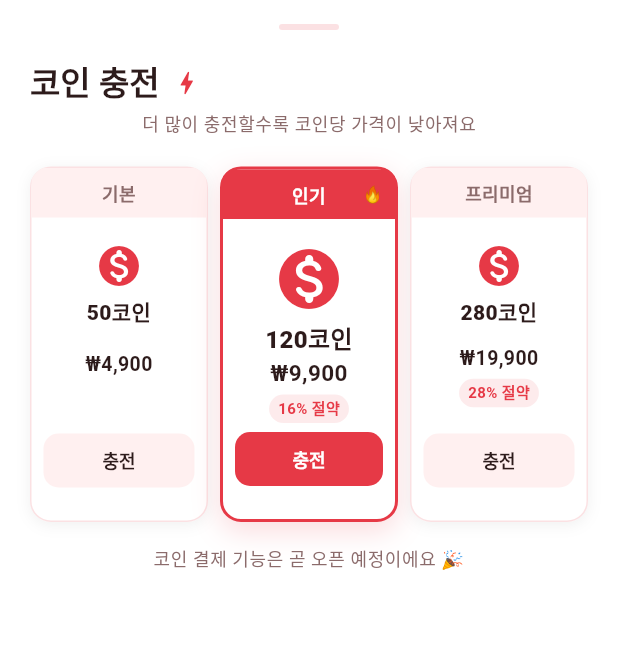
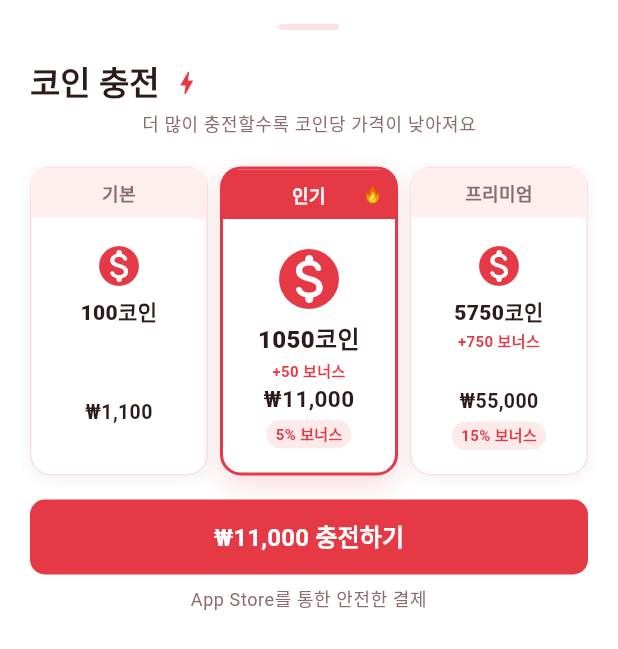
Before and after one commit to seunghan91/talk_flutter, a Flutter app: the CoinChargeSheet widget shown alone on an empty page, opened directly, on a phone screen of 412 x 824 dp. Shown: the top 649 px of the screen. Run offline on Flutter 3.47's test engine with Material 3 defaults, Android fonts, the phone set to English and light mode, and no system bars; our stand-ins replace connectivity_plus, dio, drift, equatable, firebase_auth, firebase_core and 14 more; missing offline and left inert: audio_waveforms; accounts and stored records are empty; generated files the repository leaves out were written again; network calls fail; Roboto replaces fonts that are missing (NotoSansKR).

Commit message:
feat: IAP 인앱 결제 연동 (in_app_purchase)
- IapService: iOS StoreKit/Android Google Play 단일 인터페이스
- WalletBloc에 WalletIapPurchaseRequested 이벤트 + purchasing 상태 추가
- WalletRepository에 purchaseIap() 추가 — 서버 영수증 검증 API 호출
- CoinChargeSheet 실결제 플로우 연동 (패키지 선택 + 로딩 상태)
- MarketScreen TODO 해결 — showCoinChargeSheet 연결
- API client에 payments 엔드포인트 추가

Co-Authored-By: Claude Sonnet 4.6 <noreply@anthropic.com>

```diff
--- /dev/null
+++ b/lib/core/services/iap_service.dart
@@ -0,0 +1,231 @@
+import 'dart:async';
+import 'dart:io';
+import 'package:in_app_purchase/in_app_purchase.dart';
+import 'package:logger/logger.dart';
+
+/// IAP 결과 콜백
+typedef IapPurchaseCallback = void Function(IapPurchaseResult result);
+
+/// IAP 구매 결과
+class IapPurchaseResult {
+  final bool success;
+  final String? productId;
+  final String? purchaseToken; // Android
+  final String? receiptData;   // iOS (base64)
+  final String? transactionId;
+  final String? error;
+
+  const IapPurchaseResult({
+    required this.success,
+    this.productId,
+    this.purchaseToken,
+    this.receiptData,
+    this.transactionId,
+    this.error,
+  });
+}
+
+/// 결제 상품 정보 (백엔드 매핑용)
+class IapProduct {
+  final String productId;        // 백엔드 product_id (e.g. cash_100)
+  final String storeProductId;   // 스토어 ID (e.g. com.talkapp.talkk2025.cash_100)
+  final String name;
+  final int coins;
+  final int bonusCoins;
+  final int price;
+  final String? savings;
+  final bool isRecommended;
+
+  const IapProduct({
+    required this.productId,
+    required this.storeProductId,
+    required this.name,
+    required this.coins,
+    this.bonusCoins = 0,
+    required this.price,
+    this.savings,
+    this.isRecommended = false,
+  });
+
+  int get totalCoins => coins + bonusCoins;
+
+  String get priceText {
+    final formatted = price.toString().replaceAllMapped(
+          RegExp(r'(\d)(?=(\d{3})+$)'),
+          (m) => '${m[1]},',
+        );
+    return '₩$formatted';
+  }
+
+  /// 앱에서 제공하는 3개 패키지 (백엔드 seed와 일치)
+  static const List<IapProduct> packages = [
+    IapProduct(
+      productId: 'cash_100',
+      storeProductId: 'com.talkapp.talkk2025.cash_100',
+      name: '기본',
+      coins: 100,
+      price: 1100,
+    ),
+    IapProduct(
+      productId: 'cash_1000',
+      storeProductId: 'com.talkapp.talkk2025.cash_1000',
+      name: '인기',
+      coins: 1000,
+      bonusCoins: 50,
+      price: 11000,
+      savings: '5% 보너스',
+      isRecommended: true,
+    ),
+    IapProduct(
+      productId: 'cash_5000',
+      storeProductId: 'com.talkapp.talkk2025.cash_5000',
+      name: '프리미엄',
+      coins: 5000,
+      bonusCoins: 750,
+      price: 55000,
+      savings: '15% 보너스',
+    ),
+  ];
+}
+
+/// In-App Purchase 서비스
+/// iOS StoreKit / Android Google Play를 단일 인터페이스로 래핑
+class IapService {
+  static final IapService _instance = IapService._internal();
+  factory IapService() => _instance;
+  IapService._internal();
+
+  final _logger = Logger();
+  final InAppPurchase _iap = InAppPurchase.instance;
+
+  StreamSubscription<List<PurchaseDetails>>? _subscription;
+  IapPurchaseCallback? _onPurchaseResult;
+
+  bool _isAvailable = false;
+  bool get isAvailable => _isAvailable;
+
+  /// IAP 초기화 - 앱 시작 시 1회 호출
+  Future<void> initialize({IapPurchaseCallback? onPurchaseResult}) async {
+    _onPurchaseResult = onPurchaseResult;
+    _isAvailable = await _iap.isAvailable();
+
+    if (!_isAvailable) {
+      _logger.w('[IAP] Store not available');
+      return;
+    }
+
+    // 구매 스트림 구독
+    _subscription = _iap.purchaseStream.listen(
+      _onPurchaseUpdated,
+      onError: (e) => _logger.e('[IAP] Purchase stream error: $e'),
+    );
+
+    // 미처리 구매 복원 (앱 재시작 시)
+    await _iap.restorePurchases();
+
+    _logger.i('[IAP] Initialized successfully');
+  }
+
+  /// 특정 상품 구매 시작
+  Future<bool> purchase(IapProduct product) async {
+    if (!_isAvailable) {
+      _logger.w('[IAP] Store not available');
+      return false;
+    }
+
+    final storeProductIds = {product.storeProductId};
+    final response = await _iap.queryProductDetails(storeProductIds);
+
+    if (response.error != null || response.productDetails.isEmpty) {
+      _logger.e('[IAP] Product not found: ${product.storeProductId}');
+      _onPurchaseResult?.call(IapPurchaseResult(
+        success: false,
+        productId: product.productId,
+        error: '상품 정보를 불러올 수 없습니다.',
+      ));
+      return false;
+    }
+
+    final productDetail = response.productDetails.first;
+    final purchaseParam = PurchaseParam(productDetails: productDetail);
+
+    try {
+      return await _iap.buyConsumable(purchaseParam: purchaseParam);
+    } catch (e) {
+      _logger.e('[IAP] Purchase failed: $e');
+      return false;
+    }
+  }
+
+  /// 구매 스트림 처리
+  void _onPurchaseUpdated(List<PurchaseDetails> purchases) {
+    for (final purchase in purchases) {
+      _handlePurchase(purchase);
+    }
+  }
+
+  Future<void> _handlePurchase(PurchaseDetails purchase) async {
+    if (purchase.status == PurchaseStatus.pending) {
+      _logger.i('[IAP] Purchase pending: ${purchase.productID}');
+      return;
+    }
+
+    if (purchase.status == PurchaseStatus.error) {
+      _logger.e('[IAP] Purchase error: ${purchase.error?.message}');
+      _onPurchaseResult?.call(IapPurchaseResult(
+        success: false,
+        productId: purchase.productID,
+        error: purchase.error?.message ?? '결제에 실패했습니다.',
+      ));
+      await _iap.completePurchase(purchase);
+      return;
+    }
+
+    if (purchase.status == PurchaseStatus.canceled) {
+      _logger.i('[IAP] Purchase canceled: ${purchase.productID}');
+      _onPurchaseResult?.call(IapPurchaseResult(
+        success: false,
+        productId: purchase.productID,
+        error: 'canceled',
+      ));
+      await _iap.completePurchase(purchase);
+      return;
+    }
+
+    if (purchase.status == PurchaseStatus.purchased ||
+        purchase.status == PurchaseStatus.restored) {
+      // 영수증 추출
+      final receiptData = _extractReceiptData(purchase);
+      final transactionId = purchase.purchaseID;
+
+      _logger.i('[IAP] Purchase success: ${purchase.productID}');
+
+      _onPurchaseResult?.call(IapPurchaseResult(
+        success: true,
+        productId: purchase.productID,
+        receiptData: receiptData,
+        transactionId: transactionId,
+        purchaseToken: Platform.isAndroid
+            ? purchase.verificationData.serverVerificationData
+            : null,
+      ));
+
+      // 구매 완료 처리 (서버 검증 후 호출해야 하지만,
+      // consumable은 즉시 완료해야 재구매 가능)
+      await _iap.completePurchase(purchase);
+    }
+  }
+
+  String? _extractReceiptData(PurchaseDetails purchase) {
+    if (Platform.isIOS) {
+      return purchase.verificationData.serverVerificationData;
+    }
+    return null;
+  }
+
+  /// 리소스 정리
+  void dispose() {
+    _subscription?.cancel();
+    _subscription = null;
+  }
+}
--- a/lib/domain/repositories/wallet_repository.dart
+++ b/lib/domain/repositories/wallet_repository.dart
@@ -12,6 +12,15 @@ abstract class WalletRepository {
   Future<DepositResult> deposit({
     required double amount,
     String? paymentMethod,
+  });
+
+  /// IAP 영수증을 서버에 전달하고 코인을 지급받음
+  Future<IapPurchaseResult> purchaseIap({
+    required String productId,
+    required String platform,
+    String? receiptData,
+    String? purchaseToken,
+    String? transactionId,
   });
 }
 
@@ -29,3 +38,17 @@ class DepositResult {
     this.transaction,
   });
 }
+/// IAP 구매 후 서버에 영수증 전달하여 코인 지급받는 결과
+class IapPurchaseResult {
+  final bool success;
+  final String message;
+  final int balance;
+  final int coinsAdded;
+
+  const IapPurchaseResult({
+    required this.success,
+    required this.message,
+    required this.balance,
+    this.coinsAdded = 0,
+  });
+}
--- a/lib/main.dart
+++ b/lib/main.dart
@@ -34,6 +34,7 @@ import 'package:talk_flutter/domain/repositories/conversation_repository.dart';
 import 'package:talk_flutter/domain/repositories/feedback_repository.dart';
 import 'package:talk_flutter/domain/repositories/notification_repository.dart';
 import 'package:talk_flutter/domain/repositories/user_repository.dart';
+import 'package:talk_flutter/core/services/iap_service.dart';
 import 'package:talk_flutter/domain/repositories/wallet_repository.dart';
 import 'package:talk_flutter/presentation/blocs/auth/auth_bloc.dart';
 import 'package:talk_flutter/presentation/blocs/broadcast/broadcast_bloc.dart';
@@ -100,6 +101,9 @@ void main() async {
 
   // Initialize BLoC observer for debugging
   Bloc.observer = AppBlocObserver();
+
+  // Initialize IAP service
+  await IapService().initialize();
 
   // Initialize dependencies
   final secureStorage = SecureStorageDatasource();
--- a/lib/presentation/blocs/wallet/wallet_event.dart
+++ b/lib/presentation/blocs/wallet/wallet_event.dart
@@ -41,3 +41,23 @@ class WalletDepositRequested extends WalletEvent {
 class WalletCleared extends WalletEvent {
   const WalletCleared();
 }
+
+/// IAP 구매 완료 후 서버에 영수증 전달
+class WalletIapPurchaseRequested extends WalletEvent {
+  final String productId;      // 백엔드 product_id (e.g. cash_100)
+  final String? receiptData;   // iOS 영수증 (base64)
+  final String? purchaseToken; // Android 구매 토큰
+  final String? transactionId;
+  final String platform;       // 'ios' | 'android'
+
+  const WalletIapPurchaseRequested({
+    required this.productId,
+    this.receiptData,
+    this.purchaseToken,
+    this.transactionId,
+    required this.platform,
+  });
+
+  @override
+  List<Object?> get props => [productId, receiptData, purchaseToken, transactionId, platform];
+}
--- a/lib/presentation/blocs/wallet/wallet_state.dart
+++ b/lib/presentation/blocs/wallet/wallet_state.dart
@@ -2,7 +2,7 @@ import 'package:equatable/equatable.dart';
 import 'package:talk_flutter/domain/entities/wallet.dart';
 
 /// Wallet state status
-enum WalletStatus { initial, loading, loaded, depositing, error }
+enum WalletStatus { initial, loading, loaded, depositing, purchasing, error }
 
 /// Wallet state
 class WalletState extends Equatable {
@@ -22,6 +22,7 @@ class WalletState extends Equatable {
 
   bool get isLoading => status == WalletStatus.loading;
   bool get isDepositing => status == WalletStatus.depositing;
+  bool get isPurchasing => status == WalletStatus.purchasing;
   bool get hasError => errorMessage != null;
   bool get hasWallet => wallet != null;
 
--- a/lib/presentation/screens/market/market_screen.dart
+++ b/lib/presentation/screens/market/market_screen.dart
@@ -2,6 +2,7 @@ import 'package:flutter/material.dart';
 import 'package:flutter_bloc/flutter_bloc.dart';
 import 'package:talk_flutter/core/theme/theme.dart';
 import 'package:talk_flutter/presentation/blocs/broadcast/broadcast_bloc.dart';
+import 'package:talk_flutter/presentation/widgets/coin_charge_sheet.dart';
 
 /// Market screen with message purchase - 보이스팅 디자인 시스템
 class MarketScreen extends StatelessWidget {
@@ -285,12 +286,7 @@ class _PurchaseCard extends StatelessWidget {
             width: double.infinity,
             height: 52,
             child: FilledButton(
-              onPressed: () {
-                // TODO: 결제 처리 - WalletBloc 연동
-                ScaffoldMessenger.of(context).showSnackBar(
-                  const SnackBar(content: Text('결제 기능은 준비 중입니다.')),
-                );
-              },
+              onPressed: () => showCoinChargeSheet(context),
               style: FilledButton.styleFrom(
                 backgroundColor: AppColors.primary,
                 foregroundColor: Colors.white,
--- a/lib/presentation/widgets/coin_charge_sheet.dart
+++ b/lib/presentation/widgets/coin_charge_sheet.dart
@@ -1,54 +1,11 @@
+import 'dart:io';
 import 'package:flutter/material.dart';
+import 'package:flutter_bloc/flutter_bloc.dart';
+import 'package:talk_flutter/core/services/iap_service.dart';
 import 'package:talk_flutter/core/theme/theme.dart';
-
-// ─────────────────────────────────────────────────────────────
-// 코인 충전 패키지 데이터
-// ─────────────────────────────────────────────────────────────
-
-class CoinPackageData {
-  final String label;
-  final int coins;
-  final int price;
-  final String? savings;
-  final bool isRecommended;
-
-  const CoinPackageData({
-    required this.label,
-    required this.coins,
-    required this.price,
-    this.savings,
-    this.isRecommended = false,
-  });
-
-  String get priceText {
-    final formatted = price.toString().replaceAllMapped(
-          RegExp(r'(\d)(?=(\d{3})+$)'),
-          (m) => '${m[1]},',
-        );
-    return '₩$formatted';
-  }
-
-  static const List<CoinPackageData> packages = [
-    CoinPackageData(
-      label: '기본',
-      coins: 50,
-      price: 4900,
-    ),
-    CoinPackageData(
-      label: '인기',
-      coins: 120,
-      price: 9900,
-      savings: '16% 절약',
-      isRecommended: true,
-    ),
-    CoinPackageData(
-      label: '프리미엄',
-      coins: 280,
-      price: 19900,
-      savings: '28% 절약',
-    ),
-  ];
-}
+import 'package:talk_flutter/presentation/blocs/wallet/wallet_bloc.dart';
+import 'package:talk_flutter/presentation/blocs/wallet/wallet_event.dart';
+import 'package:talk_flutter/presentation/blocs/wallet/wallet_state.dart';
 
 // ─────────────────────────────────────────────────────────────
 // 코인 충전 바텀시트 진입점
@@ -64,7 +21,10 @@ void showCoinChargeSheet(BuildContext context) {
         top: Radius.circular(AppRadius.xl),
       ),
     ),
-    builder: (_) => const CoinChargeSheet(),
+    builder: (_) => BlocProvider.value(
+      value: context.read<WalletBloc>(),
+      child: const CoinChargeSheet(),
+    ),
   );
 }
 
@@ -72,12 +32,116 @@ void showCoinChargeSheet(BuildContext context) {
 // 바텀시트 본체
 // ─────────────────────────────────────────────────────────────
 
-class CoinChargeSheet extends StatelessWidget {
+class CoinChargeSheet extends StatefulWidget {
   const CoinChargeSheet({super.key});
 
   @override
+  State<CoinChargeSheet> createState() => _CoinChargeSheetState();
+}
+
+class _CoinChargeSheetState extends State<CoinChargeSheet> {
+  IapProduct? _selectedPackage;
+  bool _isPurchasing = false;
+
+  @override
+  void initState() {
+    super.initState();
+    _selectedPackage = IapProduct.packages.firstWhere((p) => p.isRecommended,
+        orElse: () => IapProduct.packages.first);
+
+    // IAP 서비스가 아직 미초기화인 경우 초기화
+    _initIapIfNeeded();
+  }
+
+  Future<void> _initIapIfNeeded() async {
+    if (!IapService().isAvailable) {
+      await IapService().initialize(
+        onPurchaseResult: _onIapPurchaseResult,
+      );
+    }
+  }
+
+  void _onIapPurchaseResult(IapPurchaseResult result) {
+    if (!mounted) return;
+
+    if (result.success) {
+      // 서버에 영수증 전달하여 코인 지급
+      final productId = _getBackendProductId(result.productId ?? '');
+      if (productId != null) {
+        context.read<WalletBloc>().add(WalletIapPurchaseRequested(
+              productId: productId,
+              platform: Platform.isIOS ? 'ios' : 'android',
+              receiptData: result.receiptData,
+              purchaseToken: result.purchaseToken,
+              transactionId: result.transactionId,
+            ));
+      }
+    } else if (result.error != null && result.error != 'canceled') {
+      if (mounted) {
+        ScaffoldMessenger.of(context).showSnackBar(
+          SnackBar(content: Text('결제 오류: ${result.error}')),
+        );
+      }
+    }
+
+    if (mounted) setState(() => _isPurchasing = false);
+  }
+
+  /// storeProductId → backend product_id 역매핑
+  String? _getBackendProductId(String storeProductId) {
+    try {
+      return IapProduct.packages
+          .firstWhere((p) => p.storeProductId == storeProductId)
+          .productId;
+    } catch (_) {
+      return null;
+    }
+  }
+
+  Future<void> _onPurchaseTap() async {
+    final pkg = _selectedPackage;
+    if (pkg == null || _isPurchasing) return;
+
+    if (!IapService().isAvailable) {
+      ScaffoldMessenger.of(context).showSnackBar(
+        const SnackBar(content: Text('현재 결제를 사용할 수 없습니다.')),
+      );
+      return;
+    }
+
+    setState(() => _isPurchasing = true);
+
+    // IapService에 callback 재등록 (시트가 열릴 때마다 최신 context 사용)
+    await IapService().initialize(onPurchaseResult: _onIapPurchaseResult);
+    await IapService().purchase(pkg);
+
+    // 결과는 _onIapPurchaseResult callback에서 처리됨
+  }
+
+  @override
   Widget build(BuildContext context) {
-    return SafeArea(
+    return BlocListener<WalletBloc, WalletState>(
+      listener: (context, state) {
+        if (state.successMessage != null) {
+          Navigator.pop(context); // 시트 닫기
+          ScaffoldMessenger.of(context).showSnackBar(
+            SnackBar(
+              content: Text(state.successMessage!),
+              backgroundColor: AppColors.success,
+            ),
+          );
+        }
+        if (state.status == WalletStatus.error && state.errorMessage != null) {
+          ScaffoldMessenger.of(context).showSnackBar(
+            SnackBar(
+              content: Text(state.errorMessage!),
+              backgroundColor: AppColors.error,
+            ),
+          );
+          setState(() => _isPurchasing = false);
+        }
+      },
+      child: SafeArea(
         child: Padding(
           padding: const EdgeInsets.fromLTRB(
             AppSpacing.lg,
@@ -131,13 +195,15 @@ class CoinChargeSheet extends StatelessWidget {
                 child: Row(
                   crossAxisAlignment: CrossAxisAlignment.stretch,
                   children: [
-                  for (int i = 0;
-                      i < CoinPackageData.packages.length;
-                      i++) ...[
+                    for (int i = 0; i < IapProduct.packages.length; i++) ...[
                       if (i > 0) const SizedBox(width: AppSpacing.xs),
                       Expanded(
-                      child: CoinPackageCard(
-                        package: CoinPackageData.packages[i],
+                        child: _CoinPackageCard(
+                          package: IapProduct.packages[i],
+                          isSelected:
+                              _selectedPackage == IapProduct.packages[i],
+                          onTap: () => setState(
+                              () => _selectedPackage = IapProduct.packages[i]),
                         ),
                       ),
                     ],
@@ -146,15 +212,58 @@ class CoinChargeSheet extends StatelessWidget {
               ),
               const SizedBox(height: AppSpacing.md),
 
+              // 충전 버튼
+              BlocBuilder<WalletBloc, WalletState>(
+                builder: (context, walletState) {
+                  final isLoading =
+                      _isPurchasing || walletState.isPurchasing;
+                  return SizedBox(
+                    width: double.infinity,
+                    height: 50,
+                    child: FilledButton(
+                      onPressed: isLoading ? null : _onPurchaseTap,
+                      style: FilledButton.styleFrom(
+                        backgroundColor: AppColors.primary,
+                        foregroundColor: Colors.white,
+                        disabledBackgroundColor:
+                            AppColors.primary.withValues(alpha: 0.6),
+                        shape: RoundedRectangleBorder(
+                          borderRadius:
+                              BorderRadius.circular(AppRadius.sm),
+                        ),
+                      ),
+                      child: isLoading
+                          ? const SizedBox(
+                              width: 20,
+                              height: 20,
+                              child: CircularProgressIndicator(
+                                strokeWidth: 2,
+                                color: Colors.white,
+                              ),
+                            )
+                          : Text(
+                              '${_selectedPackage?.priceText ?? ''} 충전하기',
+                              style: const TextStyle(
+                                fontWeight: FontWeight.w700,
+                                fontSize: 16,
+                              ),
+                            ),
+                    ),
+                  );
+                },
+              ),
+              const SizedBox(height: AppSpacing.xs),
+
               // 안내 텍스트
               Text(
-              '코인 결제 기능은 곧 오픈 예정이에요 🎉',
+                'App Store를 통한 안전한 결제',
                 textAlign: TextAlign.center,
                 style: Theme.of(context).textTheme.bodySmall?.copyWith(
                       color: context.mutedForegroundColor,
                     ),
               ),
             ],
+          ),
         ),
       ),
     );
@@ -165,23 +274,34 @@ class CoinChargeSheet extends StatelessWidget {
 // 개별 패키지 카드
 // ─────────────────────────────────────────────────────────────
 
-class CoinPackageCard extends StatelessWidget {
-  final CoinPackageData package;
+class _CoinPackageCard extends StatelessWidget {
+  final IapProduct package;
+  final bool isSelected;
+  final VoidCallback onTap;
 
-  const CoinPackageCard({super.key, required this.package});
+  const _CoinPackageCard({
+    required this.package,
+    required this.isSelected,
+    required this.onTap,
+  });
 
   @override
   Widget build(BuildContext context) {
     final pkg = package;
-    return Container(
+    final highlighted = isSelected || pkg.isRecommended;
+
+    return GestureDetector(
+      onTap: onTap,
+      child: AnimatedContainer(
+        duration: const Duration(milliseconds: 150),
         decoration: BoxDecoration(
           color: context.cardColor,
           borderRadius: BorderRadius.circular(AppRadius.lg),
           border: Border.all(
-          color: pkg.isRecommended ? AppColors.primary : context.borderColor,
-          width: pkg.isRecommended ? 2 : 1,
+            color: highlighted ? AppColors.primary : context.borderColor,
+            width: highlighted ? 2 : 1,
           ),
-        boxShadow: pkg.isRecommended
+          boxShadow: highlighted
               ? [
                   BoxShadow(
                     color: AppColors.primary.withValues(alpha: 0.18),
@@ -204,15 +324,15 @@ class CoinPackageCard extends StatelessWidget {
             Container(
               width: double.infinity,
               padding: const EdgeInsets.symmetric(vertical: AppSpacing.xs),
-            color: pkg.isRecommended ? AppColors.primary : context.mutedColor,
+              color: highlighted ? AppColors.primary : context.mutedColor,
               child: Stack(
                 alignment: Alignment.center,
                 children: [
                   Text(
-                  pkg.label,
+                    pkg.name,
                     textAlign: TextAlign.center,
                     style: TextStyle(
-                    color: pkg.isRecommended
+                      color: highlighted
                           ? Colors.white
                           : context.mutedForegroundColor,
                       fontWeight: FontWeight.w700,
@@ -250,7 +370,7 @@ class CoinPackageCard extends StatelessWidget {
                         ),
                         const SizedBox(height: AppSpacing.xxs),
                         Text(
-                        '${pkg.coins}코인',
+                          '${pkg.totalCoins}코인',
                           textAlign: TextAlign.center,
                           style: TextStyle(
                             fontSize: pkg.isRecommended ? 16 : 14,
@@ -258,6 +378,18 @@ class CoinPackageCard extends StatelessWidget {
                             color: context.textPrimary,
                           ),
                         ),
+                        if (pkg.bonusCoins > 0) ...[
+                          const SizedBox(height: 2),
+                          Text(
+                            '+${pkg.bonusCoins} 보너스',
+                            textAlign: TextAlign.center,
+                            style: const TextStyle(
+                              fontSize: 10,
+                              fontWeight: FontWeight.w600,
+                              color: AppColors.primary,
+                            ),
+                          ),
+                        ],
                       ],
                     ),
 
@@ -298,41 +430,13 @@ class CoinPackageCard extends StatelessWidget {
                           const SizedBox(height: AppSpacing.md),
                       ],
                     ),
-
-                  // 충전 버튼
-                  SizedBox(
-                    width: double.infinity,
-                    child: FilledButton(
-                      onPressed: () {},
-                      style: FilledButton.styleFrom(
-                        backgroundColor: pkg.isRecommended
-                            ? AppColors.primary
-                            : context.mutedColor,
-                        foregroundColor: pkg.isRecommended
-                            ? Colors.white
-                            : context.textPrimary,
-                        padding:
-                            const EdgeInsets.symmetric(vertical: 8),
-                        shape: RoundedRectangleBorder(
-                          borderRadius:
-                              BorderRadius.circular(AppRadius.sm),
-                        ),
-                        minimumSize: const Size(0, 36),
-                        elevation: 0,
-                        textStyle: const TextStyle(
-                          fontSize: 12,
-                          fontWeight: FontWeight.w700,
-                        ),
-                      ),
-                      child: const Text('충전'),
-                    ),
-                  ),
                   ],
                 ),
               ),
             ),
           ],
         ),
+      ),
     );
   }
 }
--- a/pubspec.yaml
+++ b/pubspec.yaml
@@ -64,6 +64,9 @@ dependencies:
   # ============ Notifications ============
   flutter_local_notifications: ^18.0.1
 
+  # ============ In-App Purchase ============
+  in_app_purchase: ^3.2.0
+
   # ============ Utilities ============
   logger: ^2.0.0
   intl: ^0.20.2
```
Also changed, not shown: lib/data/datasources/remote/api_client.dart (+9 -0 lines), lib/data/repositories/wallet_repository_impl.dart (+28 -0 lines), lib/presentation/blocs/wallet/wallet_bloc.dart (+38 -0 lines), pubspec.lock, 2 other files. Lines whose indentation alone changed are shown as unchanged.
